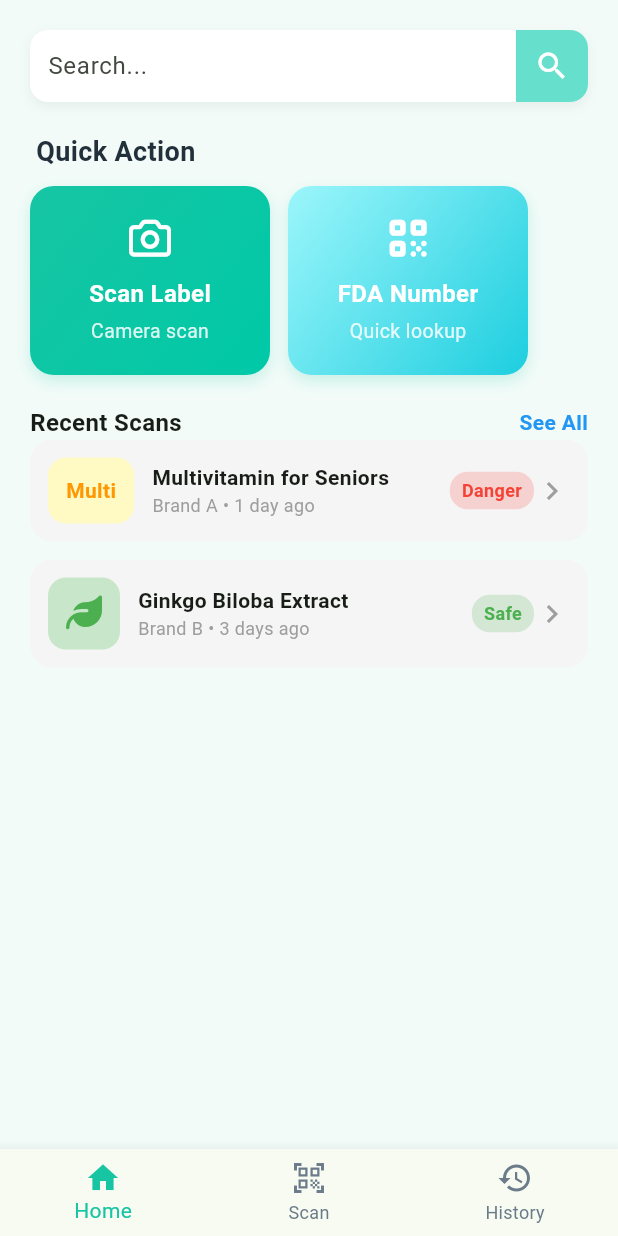
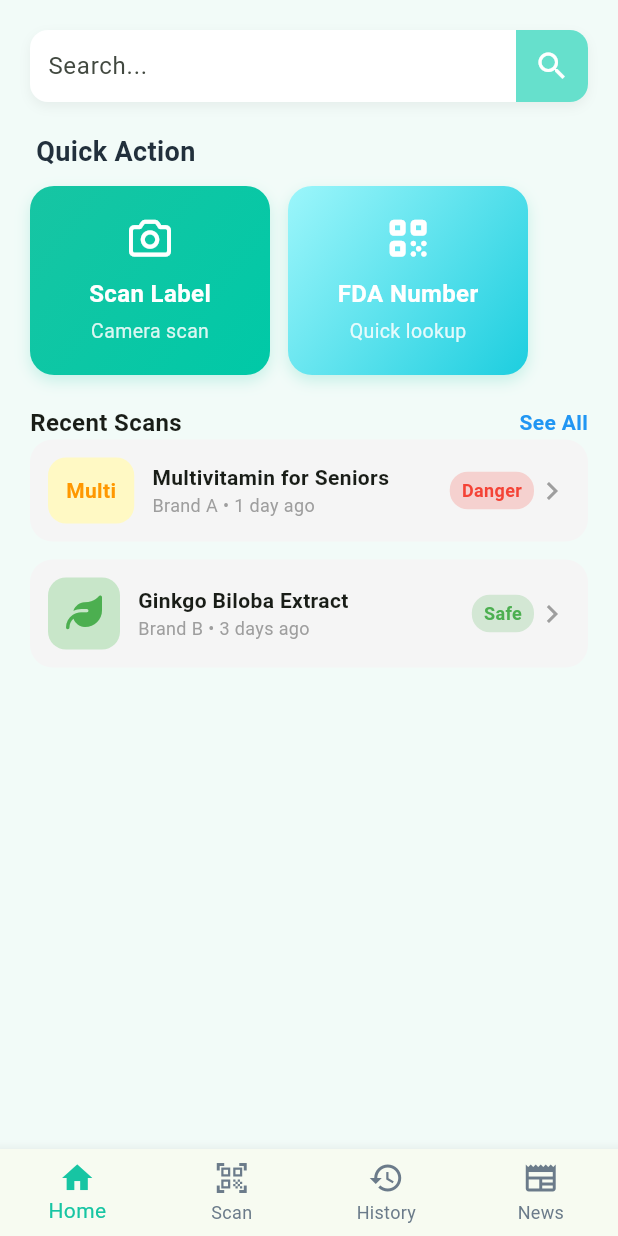
Before and after one commit to PharmaLink-Dev/Flutter-Mobile, a Flutter app: the screen it shows after launch, on a phone screen of 412 x 824 dp. Run offline on Flutter 3.47's test engine with Material 3 defaults, Android fonts, the phone set to English and light mode, and no system bars; our stand-ins replace camera, dotted_border, font_awesome_flutter, go_router, image_picker; missing offline and left inert: crop_your_image.

Commit message:
feat: added news tab and news route

```diff
--- a/app/lib/app_routes.dart
+++ b/app/lib/app_routes.dart
@@ -7,6 +7,7 @@ import 'package:app/shared/app_colors.dart';
 import 'features/home/presentation/home_screen.dart';
 import 'features/scan/presentation/scan_screen.dart';
 import 'features/history/presentation/history_screen.dart';
+import 'features/news/presentation/news_screen.dart';
 
 /// App Router using GoRouter with StatefulShellRoute
 /// -------------------------------------------------
@@ -37,6 +38,11 @@ final GoRouter appRouter = GoRouter(
             GoRoute(path: '/history', builder: (_, __) => const HistoryScreen()),
           ],
         ),
+        StatefulShellBranch(
+          routes: [
+            GoRoute(path: '/news', builder: (_, __) => const NewsScreen())
+          ]
+        )
       ],
     ),
   ],
@@ -90,6 +96,11 @@ class _ShellScaffoldState extends State<ShellScaffold> {
             activeIcon: Icon(Icons.history),
             label: "History",
           ),
+          BottomNavigationBarItem(
+            icon: Icon(Icons.newspaper_outlined),
+            activeIcon: Icon(Icons.newspaper),
+            label: "News"
+          )
         ],
       ),
     );
```
Also changed, not shown: app/lib/features/news/presentation/news_screen.dart (added, +17 -0 lines), app/pubspec.lock.
